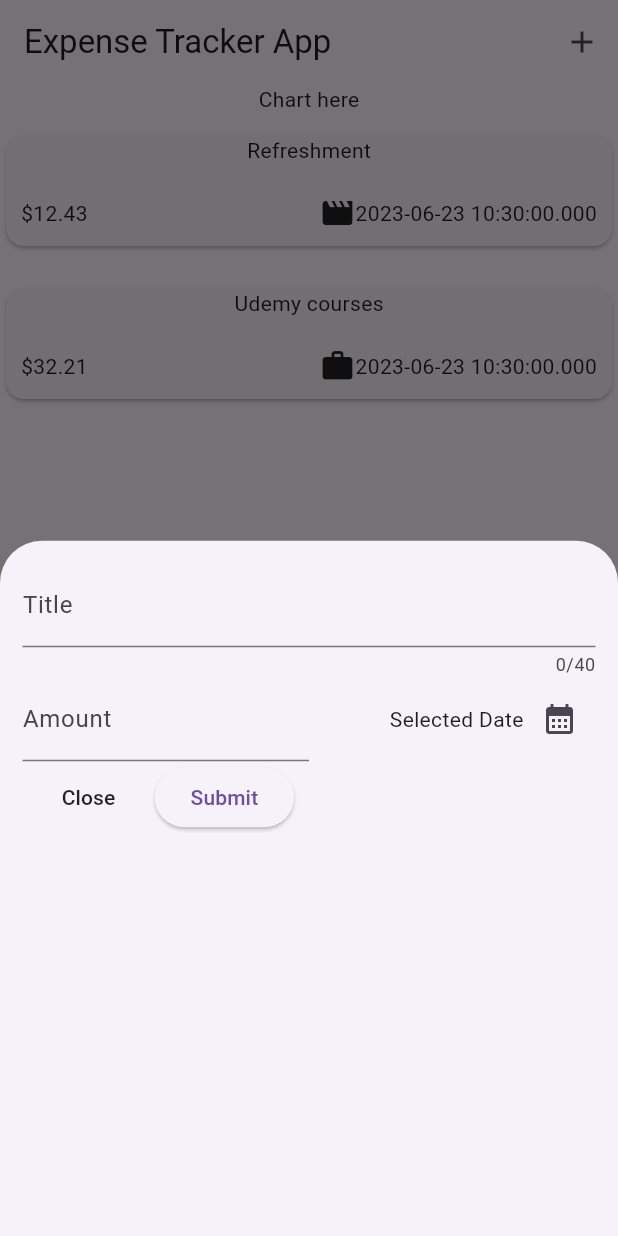
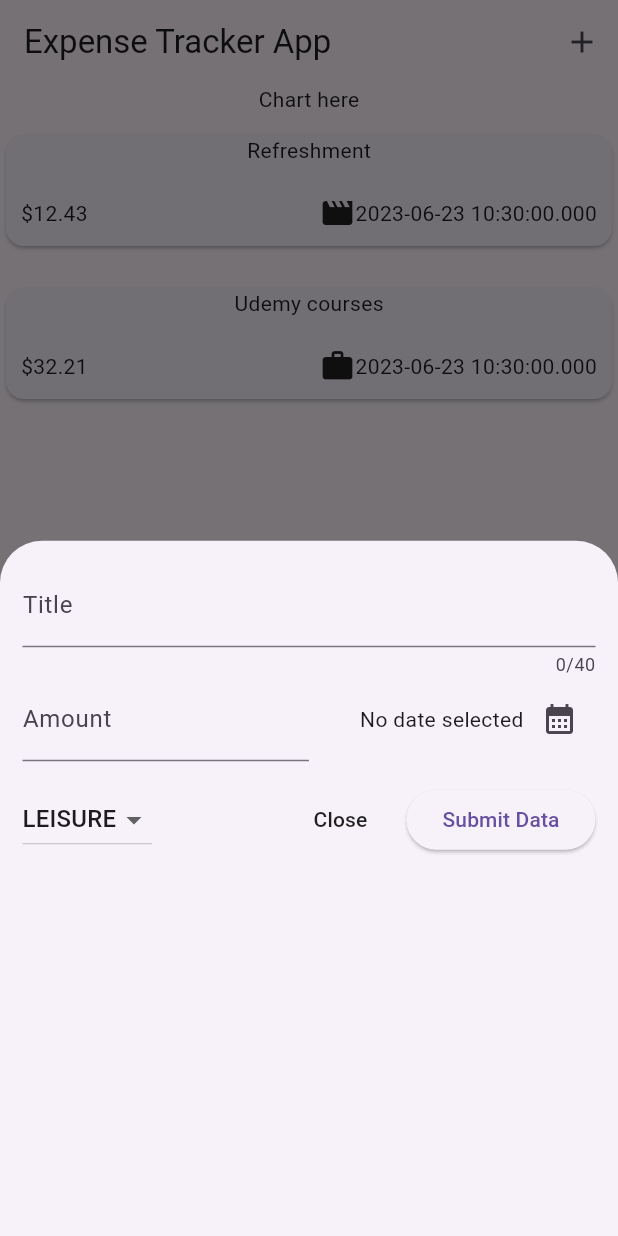
Before and after one commit to mbasnet123/expense_tracker_app, a Flutter app: the screen it shows after launch, after a tap on the "add" icon, on a phone screen of 412 x 824 dp. Run offline on Flutter 3.47's test engine with Material 2 defaults, Android fonts, the phone set to English and light mode, and no system bars.

```diff
--- a/lib/screens/home_page.dart
+++ b/lib/screens/home_page.dart
@@ -30,10 +30,19 @@ class _HomePageState extends State<HomePage> {
         category: Category.work),
   ];
 
-  void _openExpenseOverlay(){
-    showModalBottomSheet(context: context, builder: (ctx) {
-      return NewExpense();
-    },);
+  void _openExpenseOverlay() {
+    showModalBottomSheet(
+      context: context,
+      builder: (ctx) => NewExpense(
+          onAddExpense: _addExpense,
+        ),
+    );
+  }
+
+  void _addExpense(Expenses expense) {
+    setState(() {
+      _registeredExpenses.add(expense);
+    });
   }
 
   @override
@@ -42,9 +51,10 @@ class _HomePageState extends State<HomePage> {
       appBar: AppBar(
         title: const Text("Expense Tracker App"),
         actions: [
-          IconButton(onPressed: (){
-            _openExpenseOverlay();
-          },
+          IconButton(
+              onPressed: () {
+                _openExpenseOverlay();
+              },
               icon: const Icon(Icons.add)),
         ],
       ),
--- a/lib/widgets/expense_item.dart
+++ b/lib/widgets/expense_item.dart
@@ -3,9 +3,9 @@ import 'package:flutter/material.dart';
 import '../models/expenses.dart';
 
 class ExpenseItem extends StatelessWidget {
-  const ExpenseItem(this.expenses, {super.key});
+  const ExpenseItem(this.expense, {super.key});
 
-  final Expenses expenses;
+  final Expenses expense;
 
   @override
   Widget build(BuildContext context) {
@@ -14,7 +14,7 @@ class ExpenseItem extends StatelessWidget {
       child: Card(
         child: Column(
           children: [
-            Text(expenses.title),
+            Text(expense.title),
             const SizedBox(
               height: 10,
             ),
@@ -25,10 +25,10 @@ class ExpenseItem extends StatelessWidget {
               ),
               child: Row(
                 children: [
-                  Text('\$${expenses.amount.toStringAsFixed(2)}'),
+                  Text('\$${expense.amount.toStringAsFixed(2)}'),
                   const Spacer(),
-                  Icon(categoryIcons[expenses.category]),
-                  Text(expenses.date.toString()),
+                  Icon(categoryIcons[expense.category]),
+                  Text(expense.date.toString()),
                 ],
               ),
             )
--- a/lib/widgets/new_expense.dart
+++ b/lib/widgets/new_expense.dart
@@ -1,7 +1,11 @@
+import 'dart:math';
 import 'package:flutter/material.dart';
+import 'package:expense_tracker_app/models/expenses.dart';
 
 class NewExpense extends StatefulWidget {
-  const NewExpense({super.key});
+  const NewExpense({super.key, required this.onAddExpense});
+
+  final void Function(Expenses expense) onAddExpense;
 
   @override
   State<NewExpense> createState() {
@@ -16,15 +20,52 @@ class _NewExpenseState extends State<NewExpense> {
   // }
   final _titleController = TextEditingController();
   final _amountController = TextEditingController();
+  DateTime? _selectedDate;
+  Category _selectedCategory = Category.leisure;
 
-  void _presentDatePicker() {
+  void _presentDatePicker() async {
     final now = DateTime.now();
     final firstDate = DateTime(now.year - 100, now.month, now.day);
-    final lastDate = DateTime(now.year +100, now.month, now.day);
-    showDatePicker(context: context,
-        initialDate: now,
-        firstDate: firstDate,
-        lastDate: lastDate);
+    final lastDate = DateTime(now.year + 100, now.month, now.day);
+    final pickedDate = await showDatePicker(
+      context: context,
+      initialDate: now,
+      firstDate: firstDate,
+      lastDate: lastDate,
+    );
+    setState(() {
+      _selectedDate = pickedDate;
+    });
+  }
+
+  void _submitExpenseData() {
+    final enteredAmount = double.tryParse(_amountController.text);
+    final amountIsInvalid = enteredAmount == null || enteredAmount <= 0;
+    if (_titleController.text.trim().isEmpty ||
+        amountIsInvalid ||
+        _selectedDate == null) {
+      showDialog(
+        context: context,
+        builder: (ctx) => AlertDialog(
+          title: const Text("Invalid input"),
+          content: const Text("Please enter a valid data"),
+          actions: [
+            TextButton(
+              onPressed: () {
+                Navigator.pop(ctx);
+              },
+              child: const Text("OK"),
+            ),
+          ],
+        ),
+      );
+      return;
+    }
+    widget.onAddExpense(Expenses(
+        title: _titleController.text,
+        amount: enteredAmount,
+        date: _selectedDate!,
+        category: _selectedCategory));
   }
 
   @override
@@ -66,7 +107,9 @@ class _NewExpenseState extends State<NewExpense> {
                   mainAxisAlignment: MainAxisAlignment.end,
                   crossAxisAlignment: CrossAxisAlignment.center,
                   children: [
-                    const Text("Selected Date"),
+                    Text(_selectedDate == null
+                        ? "No date selected"
+                        : formatter.format(_selectedDate!)),
                     IconButton(
                       onPressed: _presentDatePicker,
                       icon: const Icon(Icons.calendar_month),
@@ -76,8 +119,30 @@ class _NewExpenseState extends State<NewExpense> {
               )
             ],
           ),
+          const SizedBox(
+            height: 15,
+          ),
           Row(
             children: [
+              DropdownButton(
+                  value: _selectedCategory,
+                  items: Category.values
+                      .map(
+                        (category) => DropdownMenuItem(
+                          value: category,
+                          child: Text(
+                            category.name.toUpperCase(),
+                          ),
+                        ),
+                      )
+                      .toList(),
+                  onChanged: (value) {
+                    print(value);
+                    setState(() {
+                      _selectedCategory = value!;
+                    });
+                  }),
+              const Spacer(),
               MaterialButton(
                   onPressed: () {
                     Navigator.pop(context);
@@ -88,8 +153,9 @@ class _NewExpenseState extends State<NewExpense> {
                   // print(_enteredTitle);
                   print(_titleController.text);
                   print(_amountController.text);
+                  _submitExpenseData();
                 },
-                child: const Text("Submit"),
+                child: const Text("Submit Data"),
               ),
             ],
           )
```
